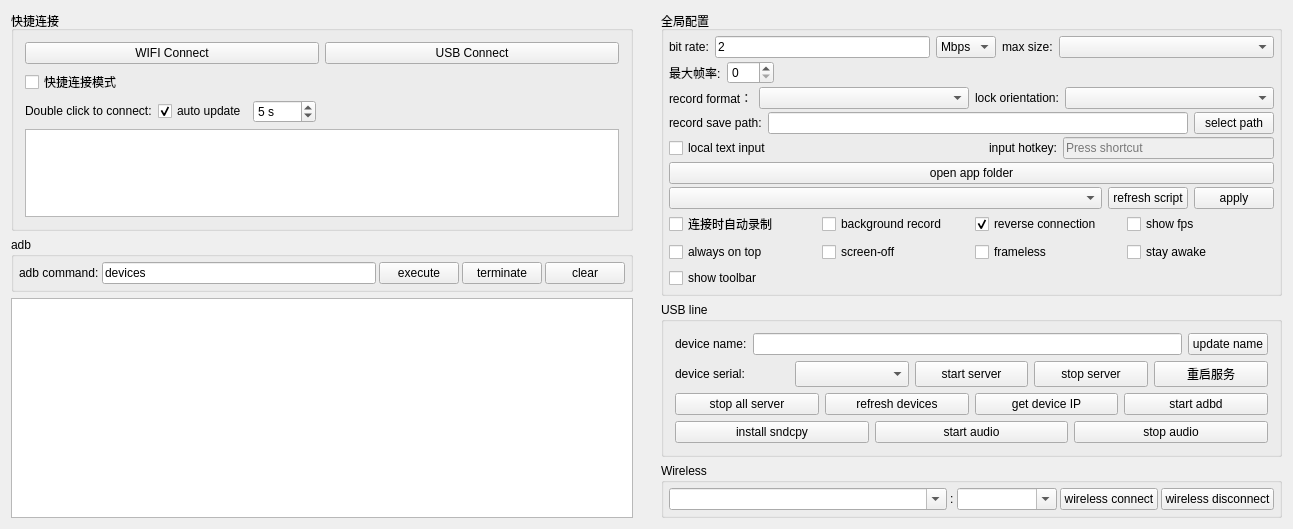
Old version of the form QtScrcpy/ui/dialog.ui in the repository Nisecata1/Qt-personal.
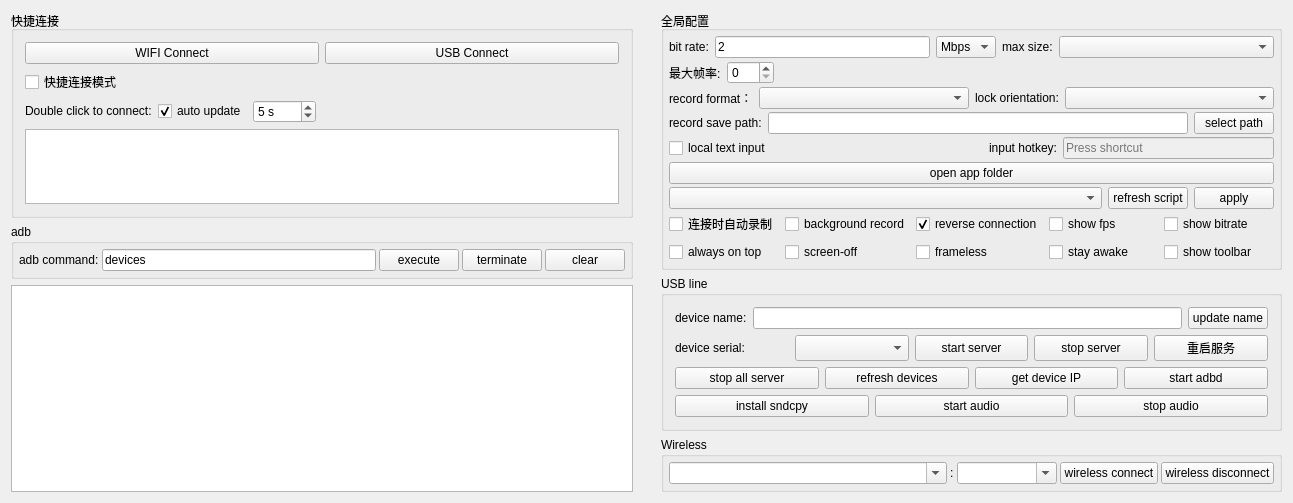
New version of the form.

The edit to the form file:
```diff
--- a/QtScrcpy/ui/dialog.ui
+++ b/QtScrcpy/ui/dialog.ui
@@ -828,6 +828,19 @@
               </property>
              </widget>
             </item>
+            <item row="0" column="5">
+             <widget class="QCheckBox" name="bitrateCheck">
+              <property name="sizePolicy">
+               <sizepolicy hsizetype="Preferred" vsizetype="Preferred">
+                <horstretch>0</horstretch>
+                <verstretch>0</verstretch>
+               </sizepolicy>
+              </property>
+              <property name="text">
+               <string>show bitrate</string>
+              </property>
+             </widget>
+            </item>
             <item row="0" column="1">
              <widget class="QCheckBox" name="notDisplayCheck">
               <property name="sizePolicy">
@@ -928,7 +941,7 @@
               </property>
              </widget>
             </item>
-            <item row="2" column="0">
+            <item row="1" column="5">
              <widget class="QCheckBox" name="showToolbar">
               <property name="text">
                <string>show toolbar</string>
```
